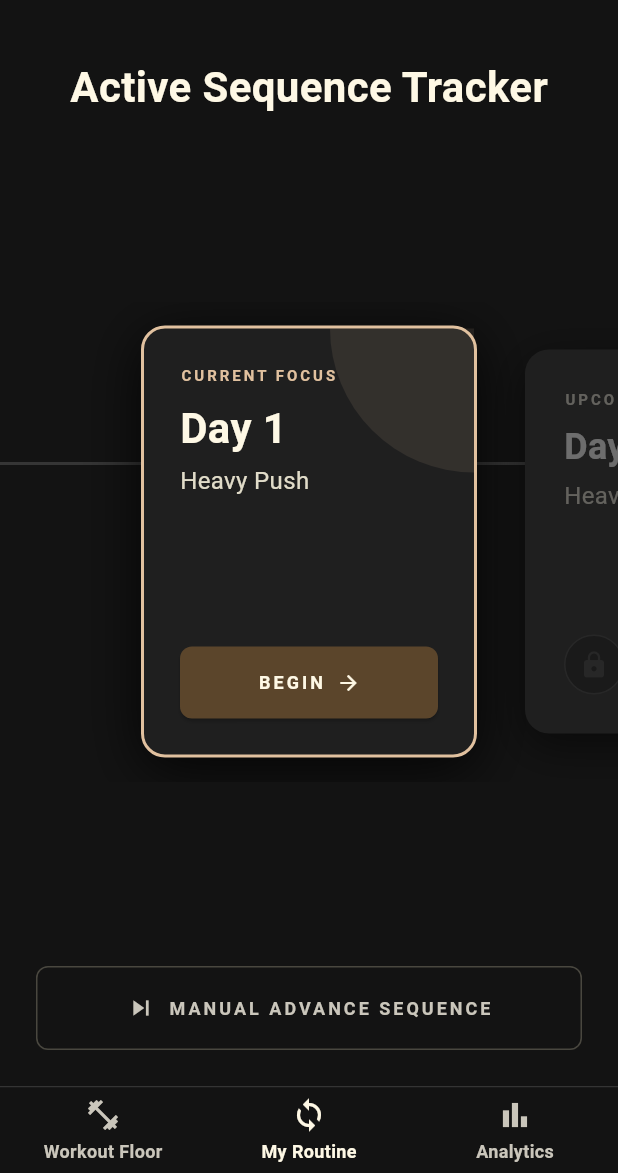
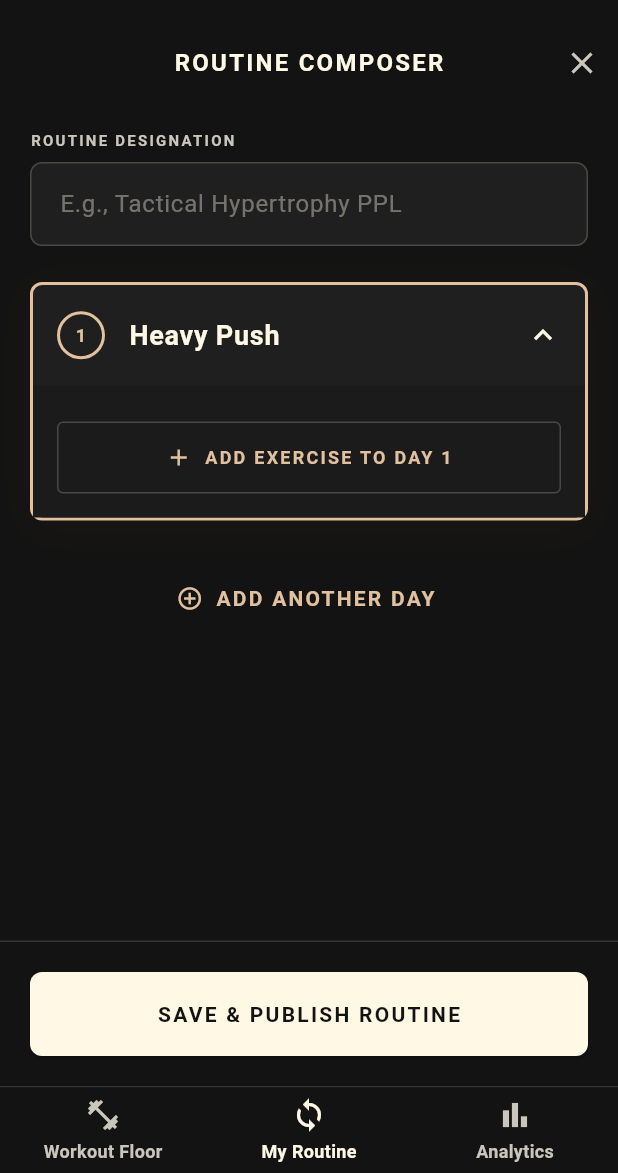
Before and after one commit to TugaGelo/Batak, a Flutter app: the screen it shows after launch, swiped to page 2, on a phone screen of 412 x 824 dp, the part 63-1236 px from its top. Run offline on Flutter 3.47's test engine with Material 3 defaults, Android fonts, the phone set to English and light mode, and no system bars; our stand-ins replace drift, drift_flutter, flutter_riverpod; accounts and stored records are empty; generated files the repository leaves out were written again.

Commit message:
feat: componentize composer day card and build dynamic draft state array

```diff
--- /dev/null
+++ b/lib/ui/routine/routine_composer.dart
@@ -0,0 +1,168 @@
+// Location: C:\Development\batak\lib\ui\routine\routine_composer.dart
+
+import 'package:flutter/material.dart';
+import 'package:flutter_riverpod/flutter_riverpod.dart';
+import 'widgets/composer_day_card.dart';
+
+// --- THE DRAFT STATE MODEL ---
+class DraftDay {
+  String title;
+  bool isRestDay;
+  List<String> exercises;
+
+  DraftDay({required this.title, this.isRestDay = false, this.exercises = const []});
+}
+
+class RoutineComposer extends ConsumerStatefulWidget {
+  const RoutineComposer({super.key});
+
+  @override
+  ConsumerState<RoutineComposer> createState() => _RoutineComposerState();
+}
+
+class _RoutineComposerState extends ConsumerState<RoutineComposer> {
+  int? _expandedIndex = 0; // Default to opening the first day
+  String _routineName = "";
+
+  // The temporary dynamic list of days
+  final List<DraftDay> _draftDays = [
+    DraftDay(title: "Heavy Push"),
+  ];
+
+  void _toggleExpand(int index) {
+    setState(() {
+      _expandedIndex = _expandedIndex == index ? null : index;
+    });
+  }
+
+  void _addDay() {
+    setState(() {
+      _draftDays.add(DraftDay(title: "New Day"));
+      _expandedIndex = _draftDays.length - 1; // Auto-expand the fresh day
+    });
+  }
+
+  @override
+  Widget build(BuildContext context) {
+    return Scaffold(
+      backgroundColor: const Color(0xFF131313),
+      appBar: AppBar(
+        backgroundColor: const Color(0xFF131313),
+        elevation: 0,
+        title: const Text(
+          "ROUTINE COMPOSER",
+          style: TextStyle(color: Color(0xFFFEF8E5), fontSize: 16, fontWeight: FontWeight.bold, letterSpacing: 1.5),
+        ),
+        actions: [
+          IconButton(
+            icon: const Icon(Icons.close, color: Color(0xFFCAC6BB)),
+            onPressed: () {
+              // Cancel logic will go here
+            },
+          )
+        ],
+      ),
+      body: Stack(
+        children: [
+          // Main Scrollable Content
+          ListView(
+            padding: const EdgeInsets.only(left: 20, right: 20, top: 16, bottom: 120), // Extra bottom padding for the footer
+            children: [
+              // Routine Name Input
+              const Text(
+                "ROUTINE DESIGNATION",
+                style: TextStyle(color: Color(0xFFCAC6BB), fontSize: 10, fontWeight: FontWeight.bold, letterSpacing: 1.5),
+              ),
+              const SizedBox(height: 8),
+              TextField(
+                onChanged: (val) => _routineName = val,
+                style: const TextStyle(color: Color(0xFFFEF8E5), fontSize: 16),
+                decoration: InputDecoration(
+                  hintText: "E.g., Tactical Hypertrophy PPL",
+                  hintStyle: TextStyle(color: const Color(0xFFCAC6BB).withOpacity(0.5)),
+                  filled: true,
+                  fillColor: const Color(0xFF1F1F1F),
+                  enabledBorder: OutlineInputBorder(
+                    borderRadius: BorderRadius.circular(8),
+                    borderSide: const BorderSide(color: Color(0xFF49473F)),
+                  ),
+                  focusedBorder: OutlineInputBorder(
+                    borderRadius: BorderRadius.circular(8),
+                    borderSide: const BorderSide(color: Color(0xFFFEF8E5)),
+                  ),
+                  contentPadding: const EdgeInsets.symmetric(horizontal: 16, vertical: 16),
+                ),
+              ),
+              const SizedBox(height: 24),
+
+              // Dynamic List of Accordion Cards
+              ..._draftDays.asMap().entries.map((entry) {
+                final index = entry.key;
+                final draft = entry.value;
+
+                return ComposerDayCard(
+                  index: index,
+                  dayNumber: index + 1,
+                  initialTitle: draft.title,
+                  isRestDay: draft.isRestDay,
+                  exercises: draft.exercises,
+                  isExpanded: _expandedIndex == index,
+                  onToggleExpand: () => _toggleExpand(index),
+                  onTitleChanged: (newTitle) {
+                    _draftDays[index].title = newTitle;
+                  },
+                  onAddExercise: () {
+                    // Trigger exercise selection sheet
+                  },
+                );
+              }),
+
+              const SizedBox(height: 16),
+
+              // The Dynamic Add Day Button
+              TextButton.icon(
+                onPressed: _addDay,
+                icon: const Icon(Icons.add_circle_outline, color: Color(0xFFE1C19F)),
+                label: const Text(
+                  "ADD ANOTHER DAY",
+                  style: TextStyle(color: Color(0xFFE1C19F), letterSpacing: 1.5, fontWeight: FontWeight.bold),
+                ),
+              ),
+            ],
+          ),
+
+          // Fixed Bottom Footer
+          Positioned(
+            bottom: 0,
+            left: 0,
+            right: 0,
+            child: Container(
+              padding: const EdgeInsets.all(20),
+              decoration: const BoxDecoration(
+                color: Color(0xFF131313),
+                border: Border(top: BorderSide(color: Color(0xFF353535))),
+              ),
+              child: ElevatedButton(
+                onPressed: () {
+                  // Print to terminal so we can verify the state works
+                  print("Saving Routine: $_routineName");
+                  print("Days in loop: ${_draftDays.length}");
+                },
+                style: ElevatedButton.styleFrom(
+                  backgroundColor: const Color(0xFFFEF8E5),
+                  foregroundColor: const Color(0xFF131313),
+                  minimumSize: const Size(double.infinity, 56),
+                  shape: RoundedRectangleBorder(borderRadius: BorderRadius.circular(8)),
+                ),
+                child: const Text(
+                  "SAVE & PUBLISH ROUTINE",
+                  style: TextStyle(fontWeight: FontWeight.bold, letterSpacing: 1.5),
+                ),
+              ),
+            ),
+          ),
+        ],
+      ),
+    );
+  }
+}
--- a/lib/ui/routine/routine_screen.dart
+++ b/lib/ui/routine/routine_screen.dart
@@ -1,8 +1,12 @@
+// Location: C:\Development\batak\lib\ui\routine\routine_screen.dart
+
 import 'package:flutter/material.dart';
 import 'package:flutter_riverpod/flutter_riverpod.dart';
 import '../../core/loop/loop_engine.dart';
 import '../../core/database/app_database.dart';
-import 'routine_node_card.dart';
+import 'routine_node_card.dart'; // Updated path based on file tree
+import '../shell/app_shell.dart';
+import 'routine_composer.dart';
 
 final routineDataProvider = FutureProvider.autoDispose((ref) async {
   final engine = ref.watch(loopEngineProvider);
@@ -22,8 +26,14 @@ class RoutineScreen extends ConsumerWidget {
 
   @override
   Widget build(BuildContext context, WidgetRef ref) {
+    // ---------------------------------------------------------
+    // TEMPORARY HIJACK: Force the Composer to show for testing
+    // ---------------------------------------------------------
+    return const RoutineComposer();
+
+    /*
+    // --- ORIGINAL TIMELINE CODE (COMMENTED OUT FOR NOW) ---
     final routineDataAsync = ref.watch(routineDataProvider);
-
     final screenWidth = MediaQuery.of(context).size.width;
     final horizontalPadding = (screenWidth / 2) - 112;
 
@@ -93,7 +103,9 @@ class RoutineScreen extends ConsumerWidget {
                                 dayNumber: template.sequenceOrder,
                                 templateName: template.name,
                                 status: status,
-                                onBegin: () {},
+                                onBegin: () {
+                                  ref.read(bottomNavIndexProvider.notifier).state = 0;
+                                },
                               ),
                             );
                           },
@@ -131,5 +143,6 @@ class RoutineScreen extends ConsumerWidget {
         },
       ),
     );
+    */
   }
 }
--- /dev/null
+++ b/lib/ui/routine/widgets/composer_day_card.dart
@@ -0,0 +1,189 @@
+// Location: C:\Development\batak\lib\ui\routine\widgets\composer_day_card.dart
+
+import 'package:flutter/material.dart';
+
+class ComposerDayCard extends StatefulWidget {
+  final int index;
+  final int dayNumber;
+  final String initialTitle;
+  final bool isRestDay;
+  final List<String> exercises;
+  final bool isExpanded;
+  final VoidCallback onToggleExpand;
+  final ValueChanged<String> onTitleChanged;
+  final VoidCallback onAddExercise;
+
+  const ComposerDayCard({
+    super.key,
+    required this.index,
+    required this.dayNumber,
+    required this.initialTitle,
+    this.isRestDay = false,
+    this.exercises = const [],
+    required this.isExpanded,
+    required this.onToggleExpand,
+    required this.onTitleChanged,
+    required this.onAddExercise,
+  });
+
+  @override
+  State<ComposerDayCard> createState() => _ComposerDayCardState();
+}
+
+class _ComposerDayCardState extends State<ComposerDayCard> {
+  late TextEditingController _titleController;
+
+  @override
+  void initState() {
+    super.initState();
+    _titleController = TextEditingController(text: widget.initialTitle);
+  }
+
+  @override
+  void dispose() {
+    _titleController.dispose();
+    super.dispose();
+  }
+
+  @override
+  Widget build(BuildContext context) {
+    final borderColor = widget.isExpanded ? const Color(0xFFE1C19F) : const Color(0xFF353535);
+
+    return GestureDetector(
+      onTap: widget.onToggleExpand,
+      child: AnimatedContainer(
+        duration: const Duration(milliseconds: 300),
+        curve: Curves.easeInOut,
+        margin: const EdgeInsets.only(bottom: 12),
+        decoration: BoxDecoration(
+          color: widget.isRestDay && !widget.isExpanded ? const Color(0xFF1B1B1B) : const Color(0xFF1F1F1F),
+          borderRadius: BorderRadius.circular(8),
+          border: Border.all(color: borderColor, width: widget.isExpanded ? 2 : 1),
+          boxShadow: widget.isExpanded
+            ? [const BoxShadow(color: Color(0x26412D15), blurRadius: 24, offset: Offset(0, 4))]
+            : [],
+        ),
+        child: Column(
+          children: [
+            // Header Row (Always visible)
+            Padding(
+              padding: const EdgeInsets.all(16.0),
+              child: Row(
+                children: [
+                  Container(
+                    width: 32,
+                    height: 32,
+                    decoration: BoxDecoration(
+                      color: Colors.transparent,
+                      shape: BoxShape.circle,
+                      border: Border.all(
+                        color: widget.isExpanded ? const Color(0xFFE1C19F) : const Color(0xFF49473F),
+                        width: 2,
+                      ),
+                    ),
+                    child: Center(
+                      child: Text(
+                        "${widget.dayNumber}",
+                        style: TextStyle(
+                          color: widget.isExpanded ? const Color(0xFFE1C19F) : const Color(0xFFCAC6BB),
+                          fontSize: 12,
+                          fontWeight: FontWeight.bold,
+                        ),
+                      ),
+                    ),
+                  ),
+                  const SizedBox(width: 16),
+                  Expanded(
+                    child: widget.isExpanded
+                        ? TextField(
+                            controller: _titleController,
+                            onChanged: widget.onTitleChanged,
+                            style: const TextStyle(color: Color(0xFFFEF8E5), fontSize: 18, fontWeight: FontWeight.bold),
+                            decoration: InputDecoration(
+                              isDense: true,
+                              contentPadding: const EdgeInsets.symmetric(vertical: 4),
+                              hintText: "Day Title (e.g. Push Focus)",
+                              hintStyle: TextStyle(color: const Color(0xFFCAC6BB).withOpacity(0.5)),
+                              border: InputBorder.none,
+                            ),
+                          )
+                        : Text(
+                            "Day ${widget.dayNumber}: ${widget.initialTitle}",
+                            style: const TextStyle(
+                              color: Color(0xFFE2E2E2),
+                              fontSize: 18,
+                              fontWeight: FontWeight.bold,
+                            ),
+                          ),
+                  ),
+                  Icon(
+                    widget.isExpanded ? Icons.expand_less : Icons.expand_more,
+                    color: widget.isExpanded ? const Color(0xFFFEF8E5) : const Color(0xFF949187),
+                  ),
+                ],
+              ),
+            ),
+
+            // Expanded Content Body
+            if (widget.isExpanded)
+              Container(
+                color: const Color(0xFF1B1B1B),
+                padding: const EdgeInsets.all(16.0),
+                child: Column(
+                  children: [
+                    ...widget.exercises.asMap().entries.map((entry) {
+                      return Padding(
+                        padding: const EdgeInsets.only(bottom: 8.0),
+                        child: Container(
+                          padding: const EdgeInsets.all(12),
+                          decoration: BoxDecoration(
+                            color: const Color(0xFF1F1F1F),
+                            borderRadius: BorderRadius.circular(4),
+                            border: Border.all(color: const Color(0xFF49473F)),
+                          ),
+                          child: Row(
+                            mainAxisAlignment: MainAxisAlignment.spaceBetween,
+                            children: [
+                              Column(
+                                crossAxisAlignment: CrossAxisAlignment.start,
+                                children: [
+                                  Text("EXERCISE ${entry.key + 1}", style: const TextStyle(color: Color(0xFFE1C19F), fontSize: 10, letterSpacing: 1.5, fontWeight: FontWeight.bold)),
+                                  const SizedBox(height: 2),
+                                  Text(entry.value, style: const TextStyle(color: Color(0xFFE2E2E2), fontSize: 14)),
+                                ],
+                              ),
+                              const Icon(Icons.more_vert, color: Color(0xFFCAC6BB), size: 20),
+                            ],
+                          ),
+                        ),
+                      );
+                    }),
+
+                    const SizedBox(height: 8),
+
+                    OutlinedButton(
+                      onPressed: widget.onAddExercise,
+                      style: OutlinedButton.styleFrom(
+                        side: const BorderSide(color: Color(0xFF49473F), style: BorderStyle.solid),
+                        minimumSize: const Size(double.infinity, 48),
+                        shape: RoundedRectangleBorder(borderRadius: BorderRadius.circular(4)),
+                        foregroundColor: const Color(0xFFE1C19F),
+                      ),
+                      child: Row(
+                        mainAxisAlignment: MainAxisAlignment.center,
+                        children: [
+                          const Icon(Icons.add, size: 18),
+                          const SizedBox(width: 8),
+                          Text("ADD EXERCISE TO DAY ${widget.dayNumber}", style: const TextStyle(letterSpacing: 1.5, fontWeight: FontWeight.bold, fontSize: 12)),
+                        ],
+                      ),
+                    ),
+                  ],
+                ),
+              ),
+          ],
+        ),
+      ),
+    );
+  }
+}
```
